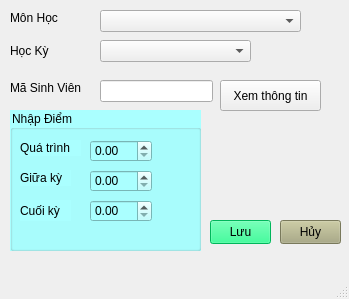
Before: the Qt Designer form Designer/AddDiem.ui in VoLeMinhNghia/Python_Project, drawn with Qt 5.
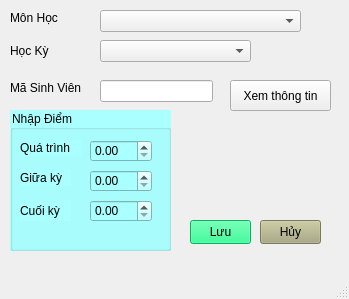
After: the same form once the commit is applied.

Patch:
```diff
--- a/Designer/AddDiem.ui
+++ b/Designer/AddDiem.ui
@@ -17,7 +17,7 @@
    <widget class="QPushButton" name="btnCancel">
     <property name="geometry">
      <rect>
-      <x>280</x>
+      <x>260</x>
       <y>220</y>
       <width>61</width>
       <height>24</height>
@@ -33,7 +33,7 @@
    <widget class="QPushButton" name="btnSave">
     <property name="geometry">
      <rect>
-      <x>210</x>
+      <x>190</x>
       <y>220</y>
       <width>61</width>
       <height>24</height>
@@ -133,7 +133,7 @@
    <widget class="QPushButton" name="viewSV">
     <property name="geometry">
      <rect>
-      <x>220</x>
+      <x>230</x>
       <y>80</y>
       <width>101</width>
       <height>31</height>
@@ -151,7 +151,7 @@
      <rect>
       <x>10</x>
       <y>110</y>
-      <width>191</width>
+      <width>161</width>
       <height>141</height>
      </rect>
     </property>
@@ -250,6 +250,23 @@
      </property>
     </widget>
    </widget>
+   <widget class="QLabel" name="err">
+    <property name="geometry">
+     <rect>
+      <x>180</x>
+      <y>190</y>
+      <width>161</width>
+      <height>20</height>
+     </rect>
+    </property>
+    <property name="styleSheet">
+     <string notr="true">color: rgb(170, 0, 0);
+font: 10pt &quot;Segoe UI&quot;;</string>
+    </property>
+    <property name="text">
+     <string/>
+    </property>
+   </widget>
   </widget>
   <widget class="QMenuBar" name="menubar">
    <property name="geometry">
```
